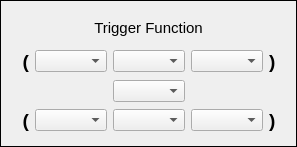
Before: the Qt Designer form settingTriggerFunction.ui in coucou1121/Datalogger, drawn with Qt 5.
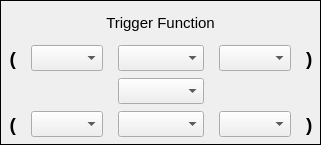
After: the same form once the commit is applied.

Commit message: add trace in trigger function from DI1 to DI3

```diff
--- a/settingTriggerFunction.ui
+++ b/settingTriggerFunction.ui
@@ -6,8 +6,8 @@
    <rect>
     <x>0</x>
     <y>0</y>
-    <width>297</width>
-    <height>147</height>
+    <width>261</width>
+    <height>126</height>
    </rect>
   </property>
   <property name="windowTitle">
@@ -17,8 +17,33 @@
    <enum>QFrame::Box</enum>
   </property>
   <layout class="QGridLayout" name="gridLayout">
+   <property name="leftMargin">
+    <number>7</number>
+   </property>
+   <property name="topMargin">
+    <number>7</number>
+   </property>
+   <property name="rightMargin">
+    <number>7</number>
+   </property>
+   <property name="bottomMargin">
+    <number>7</number>
+   </property>
+   <property name="horizontalSpacing">
+    <number>15</number>
+   </property>
+   <property name="verticalSpacing">
+    <number>7</number>
+   </property>
    <item row="3" column="3">
-    <widget class="QComboBox" name="comboBoxBottomRight"/>
+    <widget class="QComboBox" name="comboBoxBottomRight">
+     <property name="sizePolicy">
+      <sizepolicy hsizetype="Expanding" vsizetype="Expanding">
+       <horstretch>0</horstretch>
+       <verstretch>0</verstretch>
+      </sizepolicy>
+     </property>
+    </widget>
    </item>
    <item row="0" column="0" colspan="5">
     <widget class="QLabel" name="labelTitleTriggerFunction">
@@ -65,19 +90,78 @@
     </widget>
    </item>
    <item row="3" column="1">
-    <widget class="QComboBox" name="comboBoxBottomLeft"/>
+    <widget class="QComboBox" name="comboBoxBottomLeft">
+     <property name="sizePolicy">
+      <sizepolicy hsizetype="Expanding" vsizetype="Expanding">
+       <horstretch>0</horstretch>
+       <verstretch>0</verstretch>
+      </sizepolicy>
+     </property>
+    </widget>
    </item>
    <item row="1" column="2">
-    <widget class="QComboBox" name="comboBoxTopMiddle"/>
+    <widget class="QComboBox" name="comboBoxTopMiddle">
+     <property name="sizePolicy">
+      <sizepolicy hsizetype="Expanding" vsizetype="Expanding">
+       <horstretch>0</horstretch>
+       <verstretch>0</verstretch>
+      </sizepolicy>
+     </property>
+     <property name="font">
+      <font>
+       <pointsize>11</pointsize>
+       <weight>75</weight>
+       <bold>true</bold>
+      </font>
+     </property>
+    </widget>
    </item>
    <item row="1" column="1">
-    <widget class="QComboBox" name="comboBoxTopLeft"/>
+    <widget class="QComboBox" name="comboBoxTopLeft">
+     <property name="sizePolicy">
+      <sizepolicy hsizetype="Expanding" vsizetype="Expanding">
+       <horstretch>0</horstretch>
+       <verstretch>0</verstretch>
+      </sizepolicy>
+     </property>
+     <property name="insertPolicy">
+      <enum>QComboBox::InsertAlphabetically</enum>
+     </property>
+    </widget>
    </item>
    <item row="3" column="2">
-    <widget class="QComboBox" name="comboBottomMiddle"/>
+    <widget class="QComboBox" name="comboBottomMiddle">
+     <property name="sizePolicy">
+      <sizepolicy hsizetype="Expanding" vsizetype="Expanding">
+       <horstretch>0</horstretch>
+       <verstretch>0</verstretch>
+      </sizepolicy>
+     </property>
+     <property name="font">
+      <font>
+       <pointsize>11</pointsize>
+       <weight>75</weight>
+       <bold>true</bold>
+      </font>
+     </property>
+    </widget>
    </item>
    <item row="2" column="2">
-    <widget class="QComboBox" name="comboBoxMiddle"/>
+    <widget class="QComboBox" name="comboBoxMiddle">
+     <property name="sizePolicy">
+      <sizepolicy hsizetype="Expanding" vsizetype="Expanding">
+       <horstretch>0</horstretch>
+       <verstretch>0</verstretch>
+      </sizepolicy>
+     </property>
+     <property name="font">
+      <font>
+       <pointsize>11</pointsize>
+       <weight>75</weight>
+       <bold>true</bold>
+      </font>
+     </property>
+    </widget>
    </item>
    <item row="1" column="0">
     <widget class="QLabel" name="labelTopLeft">
@@ -111,7 +195,14 @@
     </widget>
    </item>
    <item row="1" column="3">
-    <widget class="QComboBox" name="comboBoxTopRight"/>
+    <widget class="QComboBox" name="comboBoxTopRight">
+     <property name="sizePolicy">
+      <sizepolicy hsizetype="Expanding" vsizetype="Expanding">
+       <horstretch>0</horstretch>
+       <verstretch>0</verstretch>
+      </sizepolicy>
+     </property>
+    </widget>
    </item>
    <item row="1" column="4">
     <widget class="QLabel" name="labelTopRight">
```
The commit also changes 8 other files.
